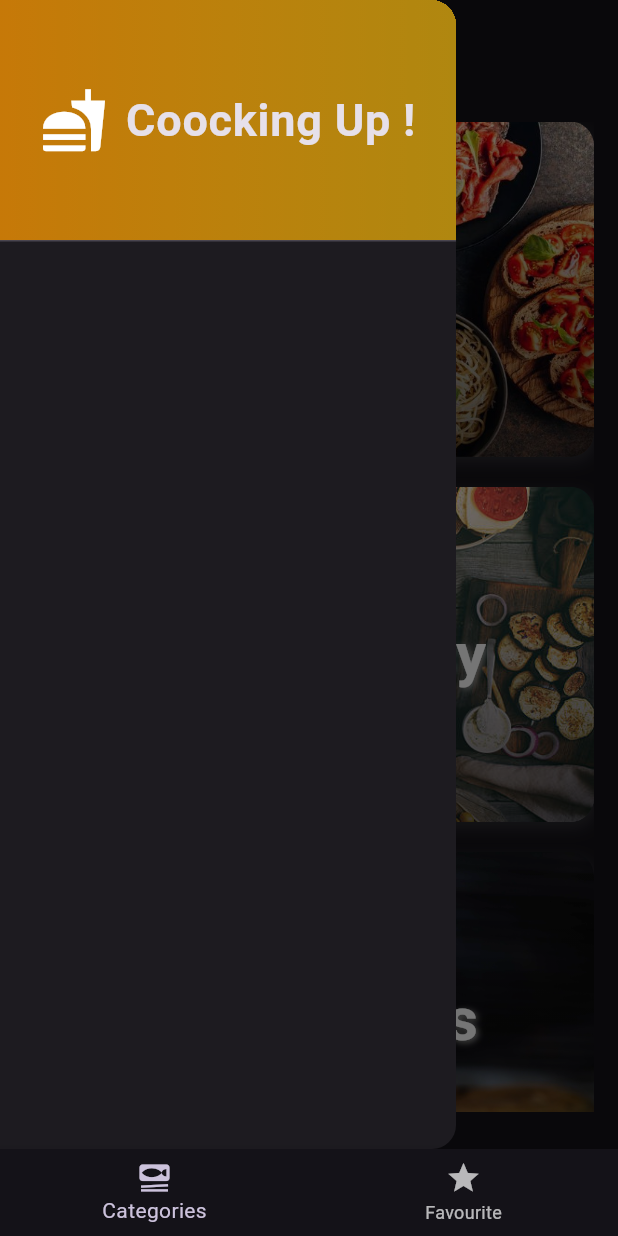
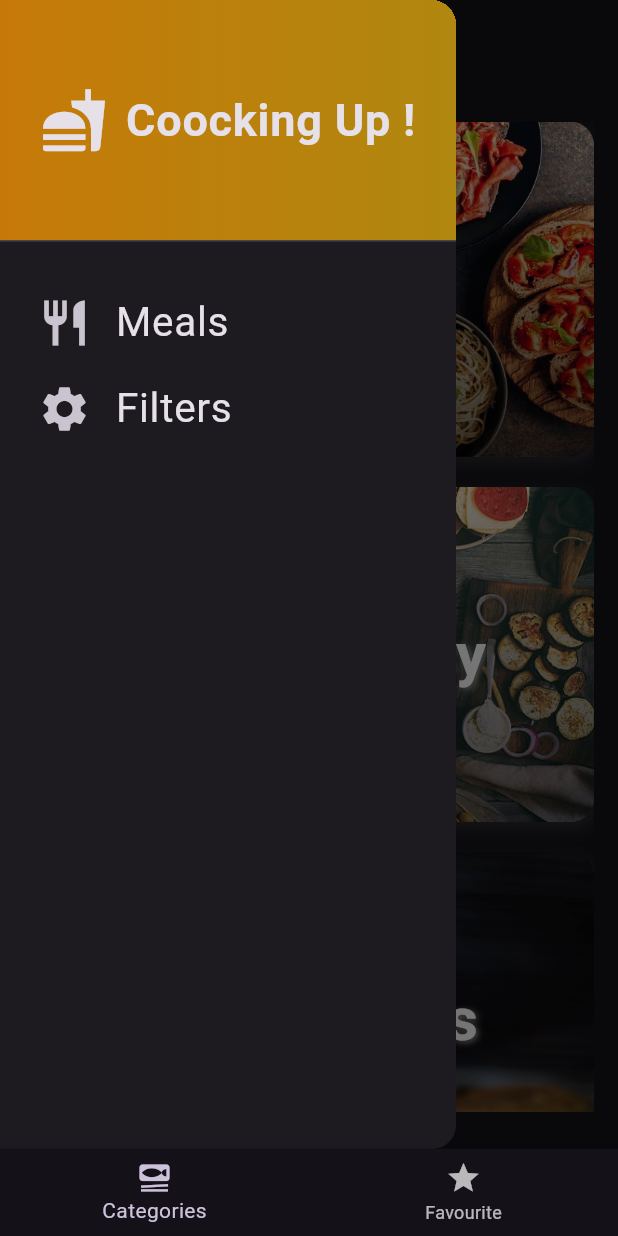
Before and after one commit to ayhem8hamdi/Meal_App, a Flutter app: the screen it shows after launch, with the side drawer open, on a phone screen of 412 x 824 dp. Run offline on Flutter 3.47's test engine with Material 3 defaults, Android fonts, the phone set to English and light mode, and no system bars; our stand-ins replace flutter_bloc, transparent_image.

Commit message:
Create ListTile

```diff
--- a/lib/Methodes/get_enum_value.dart
+++ b/lib/Methodes/get_enum_value.dart
@@ -1,6 +1,6 @@
 import 'package:meal_app/Models/4.2%20meal.dart';
 
-String GetComplexityEnum(var enuum) {
+String getComplexityEnum(var enuum) {
   return enuum == Complexity.simple
       ? '  Simple'
       : enuum == Complexity.challenging
--- /dev/null
+++ b/lib/Widgets/custom_list_tile.dart
@@ -0,0 +1,27 @@
+import 'package:flutter/material.dart';
+
+class CustomListTile extends StatelessWidget {
+  const CustomListTile(
+      {super.key, required this.icondata, required this.text, this.onTap});
+  final IconData icondata;
+  final String text;
+  final void Function()? onTap;
+
+  @override
+  Widget build(BuildContext context) {
+    return ListTile(
+      onTap: onTap,
+      contentPadding: const EdgeInsetsDirectional.symmetric(
+        horizontal: 25,
+      ),
+      leading: Icon(
+        icondata,
+        size: 36,
+      ),
+      title: Text(
+        text,
+        style: const TextStyle(fontSize: 27),
+      ),
+    );
+  }
+}
--- a/lib/Widgets/main_drawer_screen.dart
+++ b/lib/Widgets/main_drawer_screen.dart
@@ -1,4 +1,5 @@
 import 'package:flutter/material.dart';
+import 'package:meal_app/Widgets/custom_list_tile.dart';
 
 class MainDrawer extends StatelessWidget {
   const MainDrawer({super.key});
@@ -25,14 +26,23 @@ class MainDrawer extends StatelessWidget {
                 Icon(
                   Icons.fastfood,
                   size: 45,
+                  color: Color(0xffE6E0E9),
                 ),
                 Text(
                   'Coocking Up !',
-                  style: TextStyle(fontSize: 30, fontWeight: FontWeight.bold),
+                  style: TextStyle(
+                    fontSize: 30,
+                    fontWeight: FontWeight.bold,
+                  ),
                 )
               ],
             ),
-          )
+          ),
+          const SizedBox(
+            height: 18,
+          ),
+          const CustomListTile(icondata: Icons.restaurant, text: 'Meals'),
+          const CustomListTile(icondata: Icons.settings, text: 'Filters')
         ],
       ),
     );
--- a/lib/Widgets/meal_item_footer.dart
+++ b/lib/Widgets/meal_item_footer.dart
@@ -25,11 +25,11 @@ class MealItemFooter extends StatelessWidget {
               style: const TextStyle(color: Colors.white, fontSize: 18)),
           const Spacer(),
           const Icon(Icons.work, color: Colors.white),
-          Text(GetComplexityEnum(meal.complexity),
+          Text(getComplexityEnum(meal.complexity),
               style: const TextStyle(color: Colors.white, fontSize: 18)),
           const Spacer(),
           const Icon(Icons.attach_money, color: Colors.white),
-          Text(GetComplexityEnum(meal.affordability),
+          Text(getComplexityEnum(meal.affordability),
               style: const TextStyle(color: Colors.white, fontSize: 18)),
         ],
       ),
```
